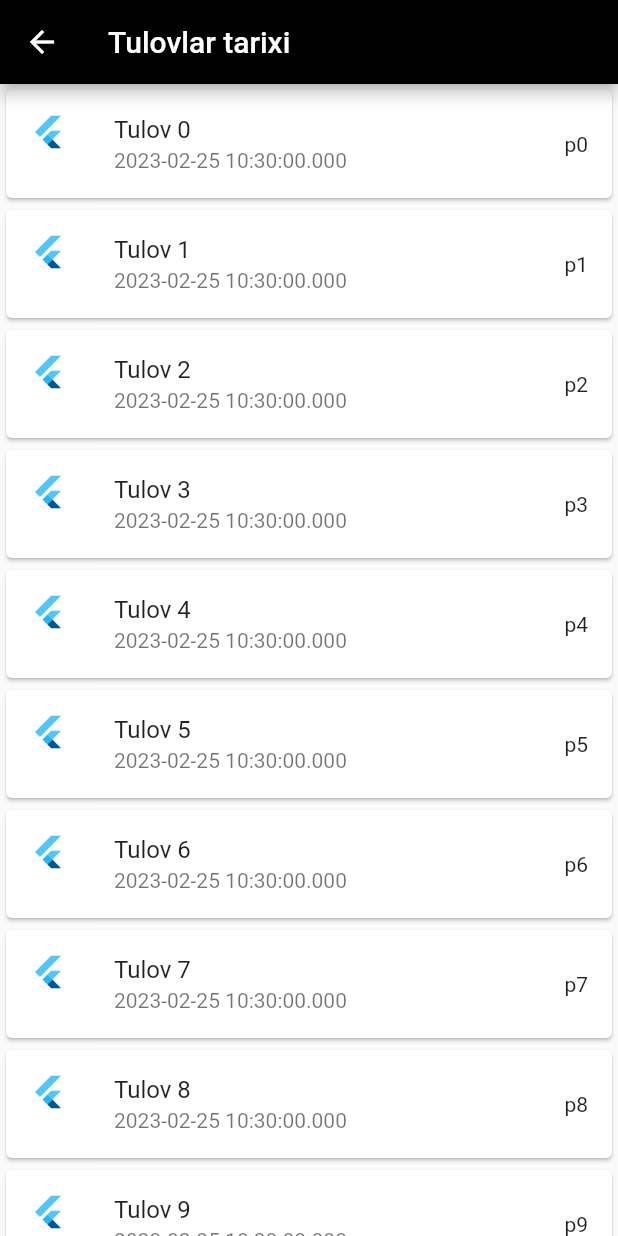
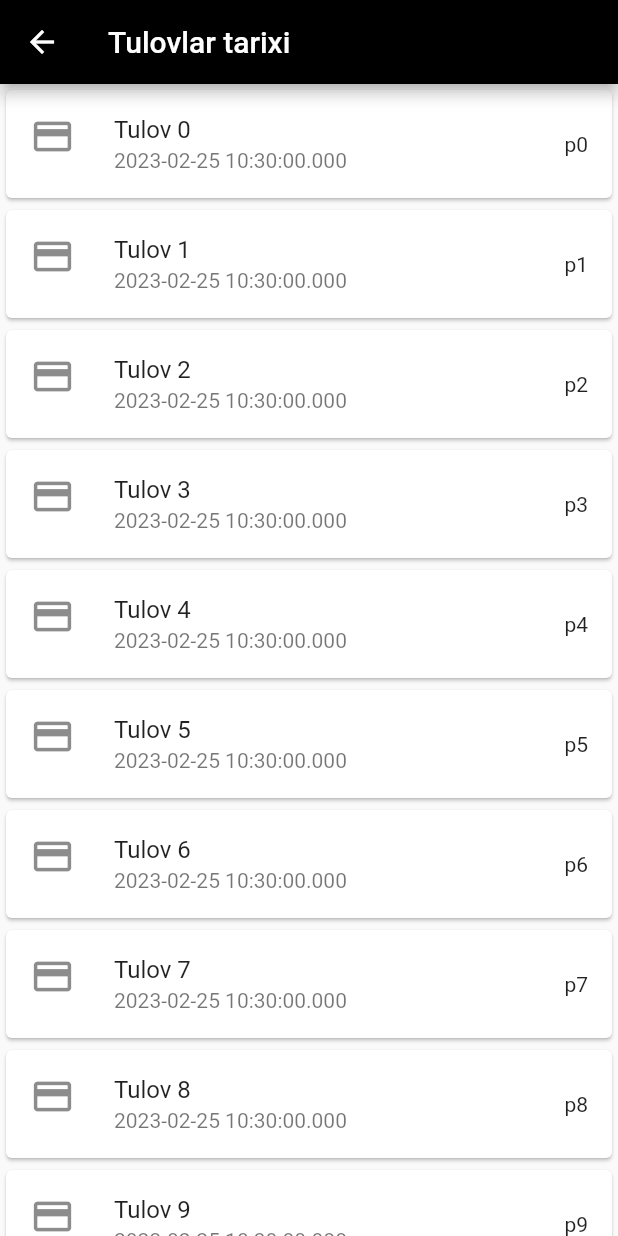
Before and after one commit to NozimjonDD/taxi-pitak-app, a Flutter app: the PaymentHistoryBar screen opened directly, on a phone screen of 412 x 824 dp. Run offline on Flutter 3.47's test engine with Material 2 defaults, Android fonts, the phone set to English and light mode, and no system bars; our stand-ins replace dropdown_button2, firebase_core, flutter_datetime_picker, gap, get, hexcolor; accounts and stored records are empty.

Commit message:
some changes on car_tab.dart

```diff
--- a/lib/widgets/payment_history_pages/payment_history.dart
+++ b/lib/widgets/payment_history_pages/payment_history.dart
@@ -31,7 +31,8 @@ class PaymentHistoryBar extends StatelessWidget {
                     return HistoryDetailPage(user: user);
                   }));
                 },
-                leading: FlutterLogo(),
+                // leading: FlutterLogo(),
+                leading: Icon(Icons.payment, size: 30),
                 trailing: Text(user.id??'id'),
                 title: Text(user.title??'user'),
                 subtitle: Text('${user.time??DateTime.now()}'),
@@ -64,6 +65,9 @@ class HistoryDetailPage extends StatelessWidget {
               debugPrint(newValue);
             },
           ),
+          Container(
+            child: Text("dada"),
+          ),
         ],
       ),
       floatingActionButton: FloatingActionButton(
```
